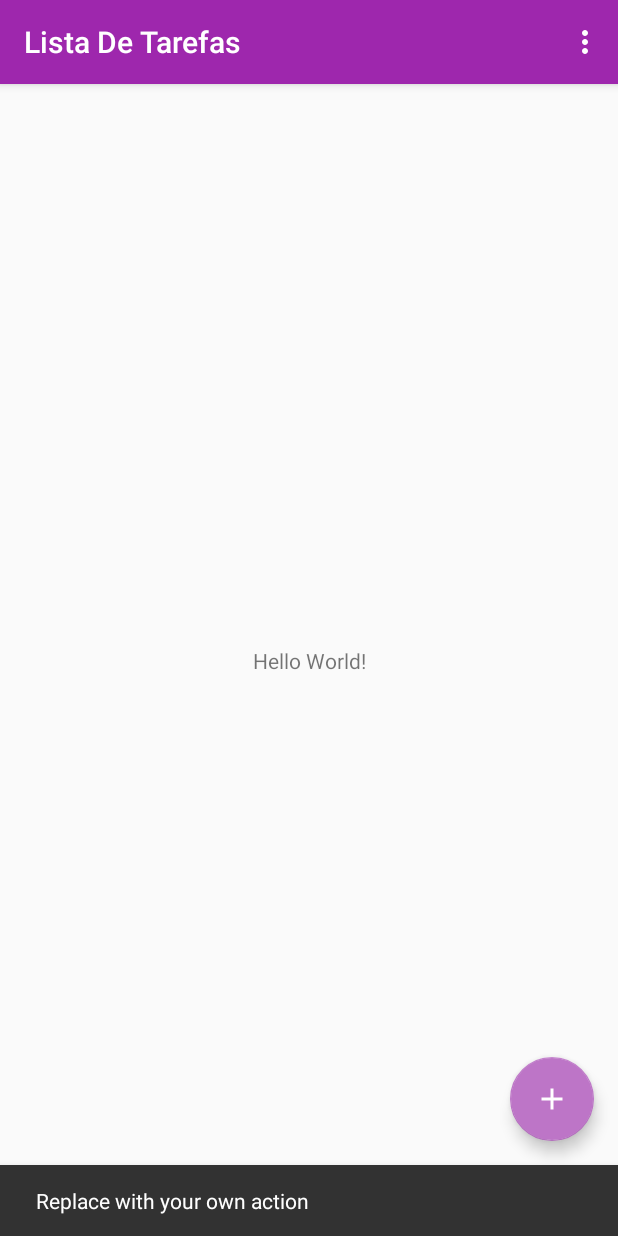
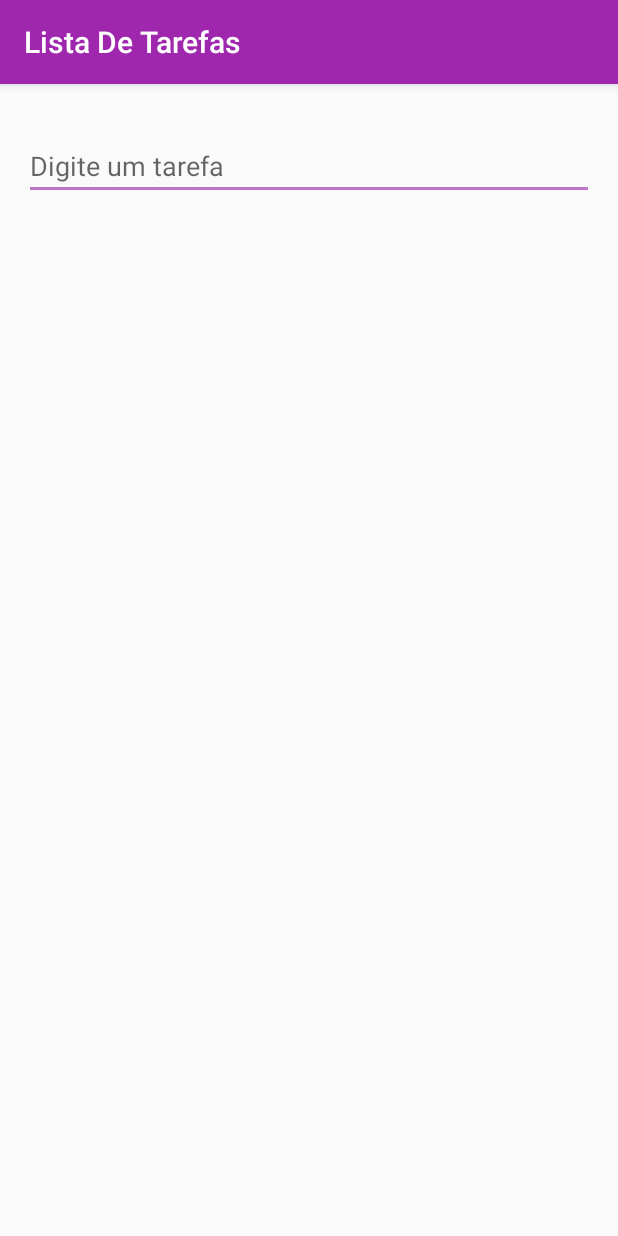
Before and after one commit to felipesal/listadetarefas, an Android app: the screen it shows after launch (MainActivity before the commit, AdicionarTarefaActivity after it), after a tap on an icon or button, on a phone screen of 412 x 824 dp. Run offline under Robolectric (Android 15) with nearby library versions, the phone set to English and light mode, and no system bars.

Commit message:
Inserindo nova activity para adicionar tarefas

```diff
--- a/app/src/main/AndroidManifest.xml
+++ b/app/src/main/AndroidManifest.xml
@@ -9,6 +9,7 @@
         android:roundIcon="@mipmap/ic_launcher_round"
         android:supportsRtl="true"
         android:theme="@style/AppTheme">
+        <activity android:name=".AdicionarTarefaActivity"></activity>
         <activity
             android:name=".MainActivity"
             android:label="@string/app_name"
--- /dev/null
+++ b/app/src/main/java/com/example/listadetarefas/AdicionarTarefaActivity.java
@@ -0,0 +1,14 @@
+package com.example.listadetarefas;
+
+import androidx.appcompat.app.AppCompatActivity;
+
+import android.os.Bundle;
+
+public class AdicionarTarefaActivity extends AppCompatActivity {
+
+    @Override
+    protected void onCreate(Bundle savedInstanceState) {
+        super.onCreate(savedInstanceState);
+        setContentView(R.layout.activity_adicionar_tarefa);
+    }
+}
--- a/app/src/main/java/com/example/listadetarefas/MainActivity.java
+++ b/app/src/main/java/com/example/listadetarefas/MainActivity.java
@@ -1,5 +1,6 @@
 package com.example.listadetarefas;
 
+import android.content.Intent;
 import android.os.Bundle;
 
 import com.google.android.material.floatingactionbutton.FloatingActionButton;
@@ -25,8 +26,8 @@ public class MainActivity extends AppCompatActivity {
         fab.setOnClickListener(new View.OnClickListener() {
             @Override
             public void onClick(View view) {
-                Snackbar.make(view, "Replace with your own action", Snackbar.LENGTH_LONG)
-                        .setAction("Action", null).show();
+                Intent intent = new Intent(getApplicationContext(), AdicionarTarefaActivity.class);
+                startActivity(intent);
             }
         });
     }
--- /dev/null
+++ b/app/src/main/res/layout/activity_adicionar_tarefa.xml
@@ -0,0 +1,29 @@
+<?xml version="1.0" encoding="utf-8"?>
+<androidx.constraintlayout.widget.ConstraintLayout xmlns:android="http://schemas.android.com/apk/res/android"
+    xmlns:app="http://schemas.android.com/apk/res-auto"
+    xmlns:tools="http://schemas.android.com/tools"
+    android:layout_width="match_parent"
+    android:layout_height="match_parent"
+    tools:context=".AdicionarTarefaActivity">
+
+    <com.google.android.material.textfield.TextInputLayout
+        android:layout_width="409dp"
+        android:layout_height="wrap_content"
+        tools:layout_editor_absoluteX="1dp"
+        tools:layout_editor_absoluteY="124dp">
+
+    </com.google.android.material.textfield.TextInputLayout>
+
+    <com.google.android.material.textfield.TextInputEditText
+        android:layout_width="0dp"
+        android:layout_height="wrap_content"
+        android:layout_marginStart="16dp"
+        android:layout_marginLeft="16dp"
+        android:layout_marginTop="32dp"
+        android:layout_marginEnd="16dp"
+        android:layout_marginRight="16dp"
+        android:hint="Digite um tarefa"
+        app:layout_constraintEnd_toEndOf="parent"
+        app:layout_constraintStart_toStartOf="parent"
+        app:layout_constraintTop_toTopOf="parent" />
+</androidx.constraintlayout.widget.ConstraintLayout>
```
